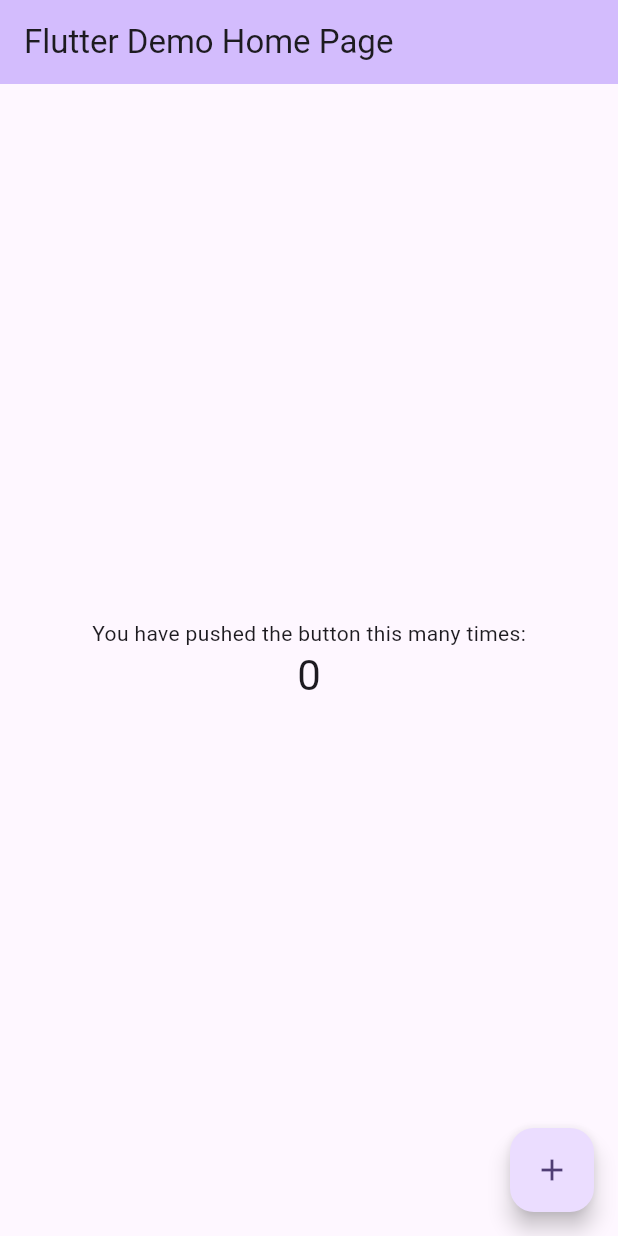
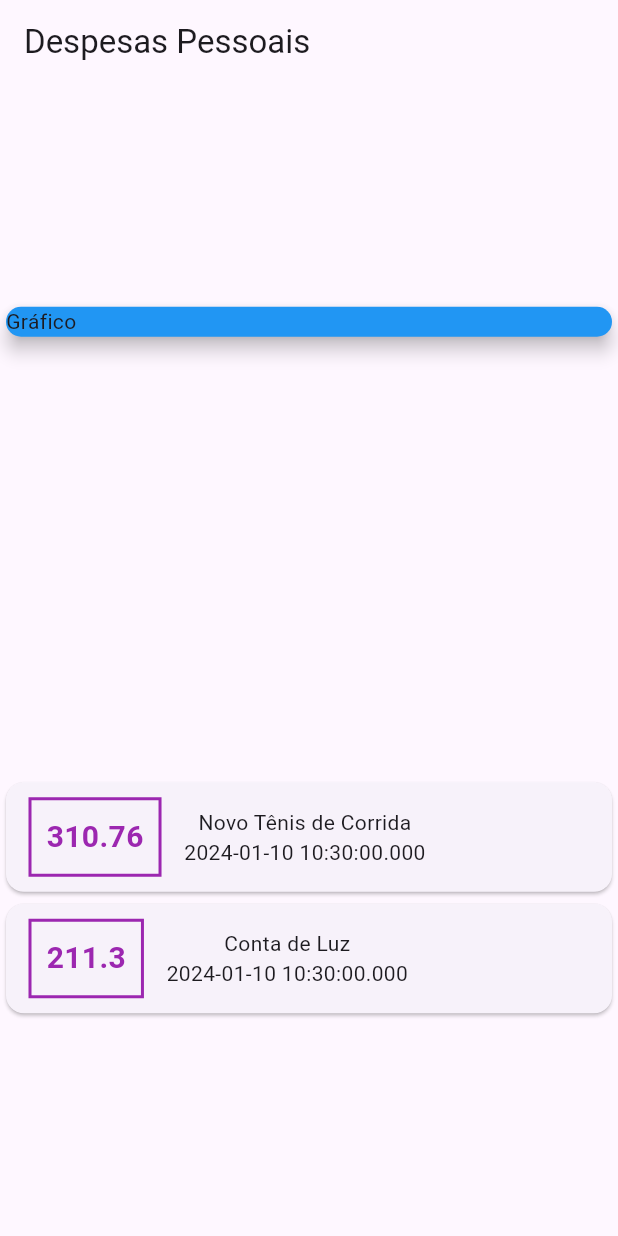
Before and after one commit to matheusmerlim1/Despesas-pessoais, a Flutter app: the screen it shows after launch, on a phone screen of 412 x 824 dp. Run offline on Flutter 3.47's test engine with Material 3 defaults, Android fonts, the phone set to English and light mode, and no system bars.

Commit message:
atualizacao1

```diff
--- a/despesas/lib/main.dart
+++ b/despesas/lib/main.dart
@@ -1,125 +1,89 @@
+import 'package:despesas/models/transaction.dart';
 import 'package:flutter/material.dart';
 
-void main() {
-  runApp(const MyApp());
+main() => runApp(ExpensesApp());
+
+class ExpensesApp extends StatelessWidget {
+  @override
+  Widget build(BuildContext context) {
+    return MaterialApp(home: MyHomePage());
+  }
 }
 
-class MyApp extends StatelessWidget {
-  const MyApp({super.key});
+class MyHomePage extends StatelessWidget {
+  final _transactions = [
+    Transaction(
+      id: 't1',
+      title: 'Novo Tênis de Corrida',
+      value: 310.76,
+      date: DateTime.now(),
+    ),
+    Transaction(
+      id: 't2',
+      title: 'Conta de Luz',
+      value: 211.30,
+      date: DateTime.now(),
+    ),
+  ];
 
-  // This widget is the root of your application.
   @override
   Widget build(BuildContext context) {
-    return MaterialApp(
-      title: 'Flutter Demo',
-      theme: ThemeData(
-        // This is the theme of your application.
-        //
-        // TRY THIS: Try running your application with "flutter run". You'll see
-        // the application has a blue toolbar. Then, without quitting the app,
-        // try changing the seedColor in the colorScheme below to Colors.green
-        // and then invoke "hot reload" (save your changes or press the "hot
-        // reload" button in a Flutter-supported IDE, or press "r" if you used
-        // the command line to start the app).
-        //
-        // Notice that the counter didn't reset back to zero; the application
-        // state is not lost during the reload. To reset the state, use hot
-        // restart instead.
-        //
-        // This works for code too, not just values: Most code changes can be
-        // tested with just a hot reload.
-        colorScheme: ColorScheme.fromSeed(seedColor: Colors.deepPurple),
-        useMaterial3: true,
+    return Scaffold(
+      appBar: AppBar(
+        title: Text('Despesas Pessoais'),
       ),
-      home: const MyHomePage(title: 'Flutter Demo Home Page'),
+      body: Column(
+        mainAxisAlignment: MainAxisAlignment.spaceAround,
+        // espaço ao redor dos itens da coluna
+        crossAxisAlignment: CrossAxisAlignment.stretch,
+        // esticar o texto
+        children: [
+          Container(
+            width: double.infinity,
+            child: Card(
+              elevation: 5,
+              color: Colors.blue,
+              child: Text('Gráfico'),
+            ),
+          ),
+          Column(
+            children: _transactions.map((tr) {
+              return Card(
+                  child: Row(
+                children: <Widget>[
+                  Container(
+                    margin: EdgeInsets.symmetric(
+                      horizontal: 15,
+                      vertical: 10,
+                    ),
+                    decoration: BoxDecoration(
+                      border: Border.all(
+                        color: Colors.purple,
+                        width: 2,
+                      ),
+                    ),
+                    padding: EdgeInsets.all(10),
+                    child: Text(
+                      tr.value.toString(),
+                      style: TextStyle(
+                        fontWeight: FontWeight.bold,
+                        fontSize: 20,
+                        color: Colors.purple,
+                      ),
+                    ),
+                  ),
+                  Column(
+                    children: <Widget>[
+                      Text(tr.title),
+                      Text(tr.date.toString()),
+                    ],
+                  ),
+                ],
+              ));
+            }).toList(),
+          )
+        ],
+      ),
     );
   }
 }
-
-class MyHomePage extends StatefulWidget {
-  const MyHomePage({super.key, required this.title});
-
-  // This widget is the home page of your application. It is stateful, meaning
-  // that it has a State object (defined below) that contains fields that affect
-  // how it looks.
-
-  // This class is the configuration for the state. It holds the values (in this
-  // case the title) provided by the parent (in this case the App widget) and
-  // used by the build method of the State. Fields in a Widget subclass are
-  // always marked "final".
-
-  final String title;
-
-  @override
-  State<MyHomePage> createState() => _MyHomePageState();
-}
-
-class _MyHomePageState extends State<MyHomePage> {
-  int _counter = 0;
-
-  void _incrementCounter() {
-    setState(() {
-      // This call to setState tells the Flutter framework that something has
-      // changed in this State, which causes it to rerun the build method below
-      // so that the display can reflect the updated values. If we changed
-      // _counter without calling setState(), then the build method would not be
-      // called again, and so nothing would appear to happen.
-      _counter++;
-    });
-  }
-
-  @override
-  Widget build(BuildContext context) {
-    // This method is rerun every time setState is called, for instance as done
-    // by the _incrementCounter method above.
-    //
-    // The Flutter framework has been optimized to make rerunning build methods
-    // fast, so that you can just rebuild anything that needs updating rather
-    // than having to individually change instances of widgets.
-    return Scaffold(
-      appBar: AppBar(
-        // TRY THIS: Try changing the color here to a specific color (to
-        // Colors.amber, perhaps?) and trigger a hot reload to see the AppBar
-        // change color while the other colors stay the same.
-        backgroundColor: Theme.of(context).colorScheme.inversePrimary,
-        // Here we take the value from the MyHomePage object that was created by
-        // the App.build method, and use it to set our appbar title.
-        title: Text(widget.title),
-      ),
-      body: Center(
-        // Center is a layout widget. It takes a single child and positions it
-        // in the middle of the parent.
-        child: Column(
-          // Column is also a layout widget. It takes a list of children and
-          // arranges them vertically. By default, it sizes itself to fit its
-          // children horizontally, and tries to be as tall as its parent.
-          //
-          // Column has various properties to control how it sizes itself and
-          // how it positions its children. Here we use mainAxisAlignment to
-          // center the children vertically; the main axis here is the vertical
-          // axis because Columns are vertical (the cross axis would be
-          // horizontal).
-          //
-          // TRY THIS: Invoke "debug painting" (choose the "Toggle Debug Paint"
-          // action in the IDE, or press "p" in the console), to see the
-          // wireframe for each widget.
-          mainAxisAlignment: MainAxisAlignment.center,
-          children: <Widget>[
-            const Text(
-              'You have pushed the button this many times:',
-            ),
-            Text(
-              '$_counter',
-              style: Theme.of(context).textTheme.headlineMedium,
-            ),
-          ],
-        ),
-      ),
-      floatingActionButton: FloatingActionButton(
-        onPressed: _incrementCounter,
-        tooltip: 'Increment',
-        child: const Icon(Icons.add),
-      ), // This trailing comma makes auto-formatting nicer for build methods.
-    );
-  }
-}
--- /dev/null
+++ b/despesas/lib/models/transaction.dart
@@ -0,0 +1,14 @@
+//classe que apresenta os valores da transação com identificação, titulo, valor, data
+class Transaction {
+  final String id;
+  final String title;
+  final double value;
+  final DateTime date;
+
+  Transaction({
+    required this.id,
+    required this.title,
+    required this.value,
+    required this.date,
+  });
+}
```
Also changed, not shown: 1 other file.
